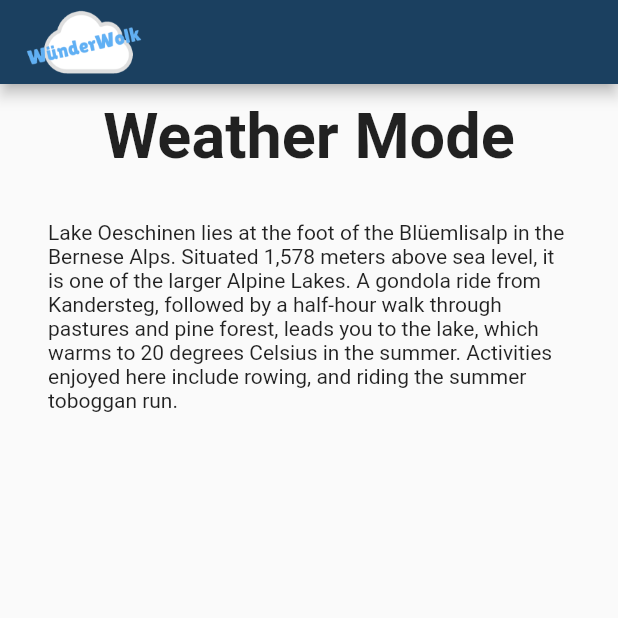
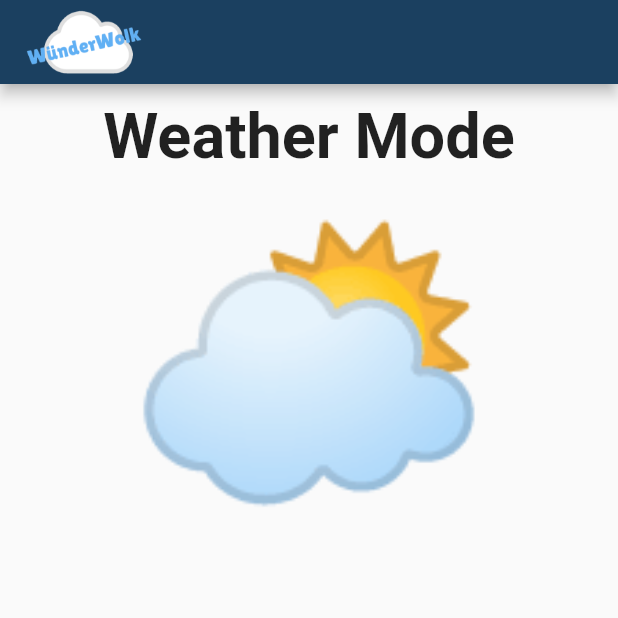
Before and after one commit to jarno1227/WunderWolk, a Flutter app: the screen it shows after launch, on a phone screen of 412 x 824 dp, the top half of it. Run offline on Flutter 3.47's test engine with Material 2 defaults, Android fonts, the phone set to English and light mode, and no system bars.

Commit message:
made a small change.

```diff
--- a/flutter_app/lib/main.dart
+++ b/flutter_app/lib/main.dart
@@ -56,13 +56,19 @@ class _WeatherMode extends State<WeatherMode> {
           Center(
             child: Column(
               //mainAxisAlignment: MainAxisAlignment.center,
-              children: [TitleSection('Weather Mode'), textSection],
+              children: [
+                TitleSection('Weather Mode', 42),
+                TitleSection('🌥', 200)
+              ],
             ),
           ),
           Center(
             child: Column(
               //mainAxisAlignment: MainAxisAlignment.center,
-              children: [TitleSection('Mood Mode'), textSection],
+              children: [
+                TitleSection('Mood Mode', 42),
+                TitleSection('😄', 200)
+              ],
             ),
           ),
         ],
@@ -86,8 +92,9 @@ Widget textSection = Container(
 
 class TitleSection extends StatelessWidget {
   final String title;
+  final double size;
 
-  const TitleSection(this.title);
+  const TitleSection(this.title, this.size);
 
   @override
   Widget build(BuildContext context) {
@@ -95,7 +102,7 @@ class TitleSection extends StatelessWidget {
       margin: const EdgeInsets.only(top: 10.0),
       child: Text(
         title,
-        style: TextStyle(fontWeight: FontWeight.bold, fontSize: 42),
+        style: TextStyle(fontWeight: FontWeight.bold, fontSize: size),
       ),
     );
   }
```
